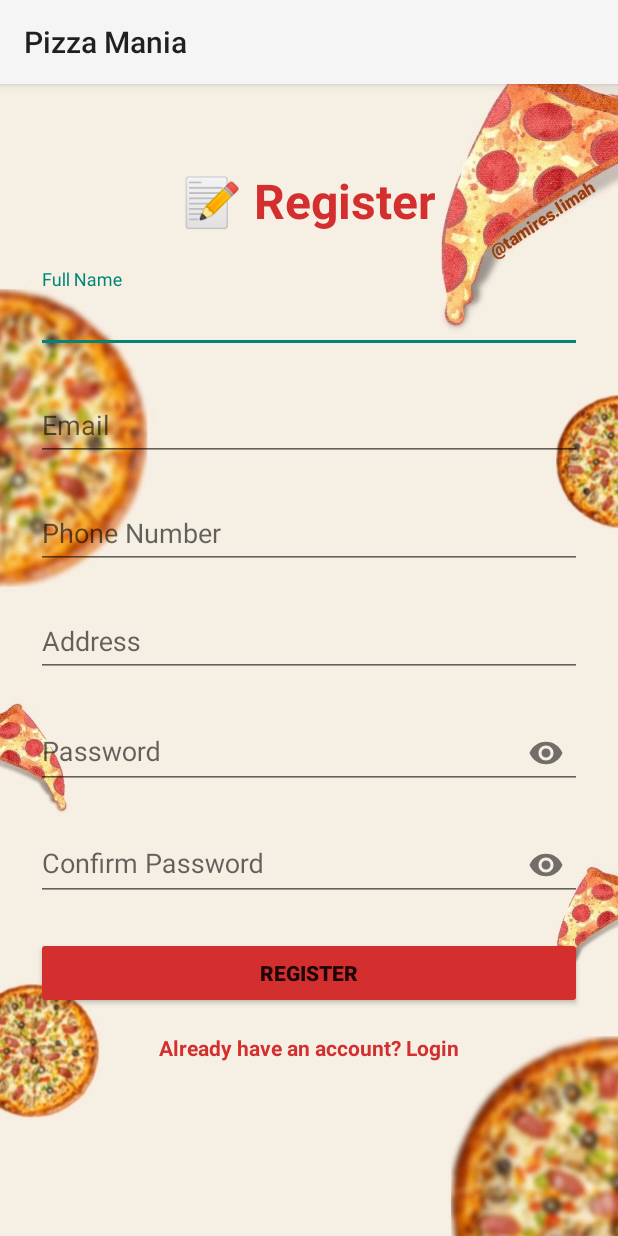
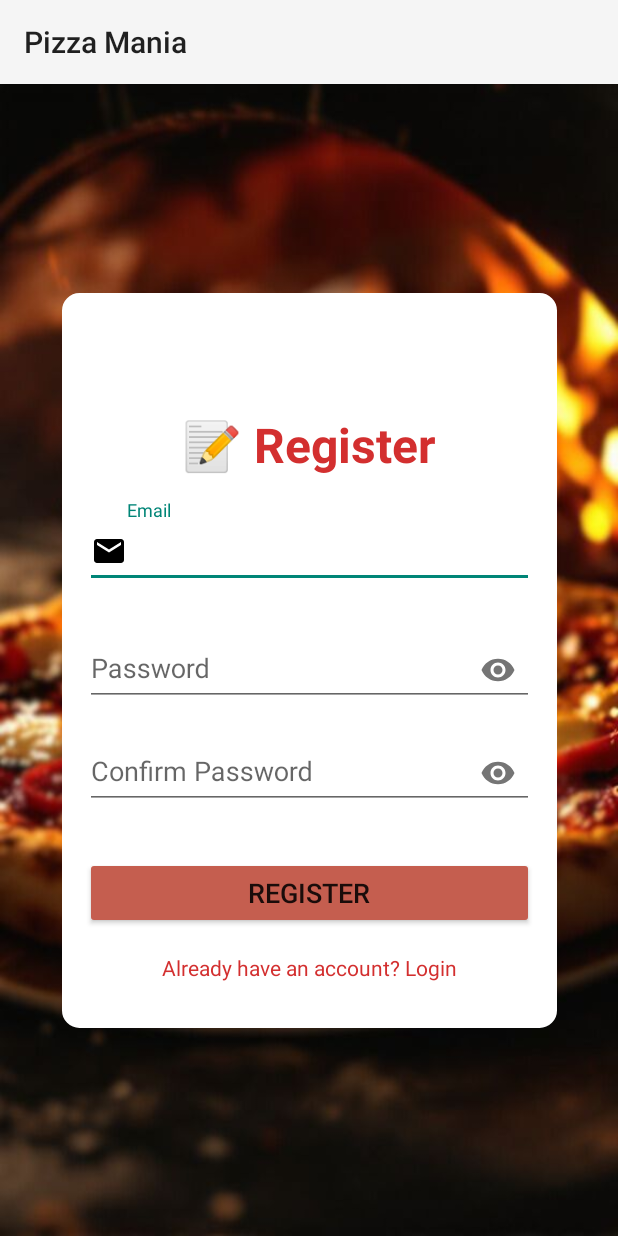
Before and after one commit to Oneli09/Pizza_Mania_App, an Android app: the RegisterActivity screen opened directly, with no data from a screen before it, on a phone screen of 412 x 824 dp. Run offline under Robolectric (Android 15) with nearby library versions, the phone set to English and light mode, and no system bars.

```diff
--- a/PizzaMania/MobileApp/app/src/main/AndroidManifest.xml
+++ b/PizzaMania/MobileApp/app/src/main/AndroidManifest.xml
@@ -3,7 +3,8 @@
     package="com.example.pizzamania">
 
     <uses-permission android:name="android.permission.VIBRATE" />
-    <uses-permission android:name="android.permission.ACCESS_FINE_LOCATION" />
+    <uses-permission android:name="android.permission.ACCESS_FINE_LOCATION"/>
+    <uses-permission android:name="android.permission.ACCESS_COARSE_LOCATION"/>
 
 
 
--- a/PizzaMania/MobileApp/app/src/main/java/com/example/pizzamania/RegisterActivity.java
+++ b/PizzaMania/MobileApp/app/src/main/java/com/example/pizzamania/RegisterActivity.java
@@ -1,6 +1,5 @@
 package com.example.pizzamania;
 
-import android.annotation.SuppressLint;
 import android.content.Intent;
 import android.os.Bundle;
 import android.view.View;
@@ -12,24 +11,17 @@ import androidx.appcompat.app.AppCompatActivity;
 
 public class RegisterActivity extends AppCompatActivity {
 
-    // 👇 ADDED EditText fields for new user details
-    private EditText editTextFullName, editTextEmail, editTextPhone, editTextAddress, editTextPassword, editTextConfirmPassword;
+    private EditText editTextEmail, editTextPassword, editTextConfirmPassword;
     private Button buttonRegister;
     private PizzaDatabaseHelper dbHelper;
 
-    @SuppressLint("MissingInflatedId")
     @Override
     protected void onCreate(Bundle savedInstanceState) {
         super.onCreate(savedInstanceState);
         setContentView(R.layout.activity_register);
 
         dbHelper = new PizzaDatabaseHelper(this);
-
-        // 👇 INITIALIZED the new EditText fields
-        editTextFullName = findViewById(R.id.editTextFullName);
         editTextEmail = findViewById(R.id.editTextEmail);
-        editTextPhone = findViewById(R.id.editTextPhone);
-        editTextAddress = findViewById(R.id.editTextAddress);
         editTextPassword = findViewById(R.id.editTextPassword);
         editTextConfirmPassword = findViewById(R.id.editTextConfirmPassword);
         buttonRegister = findViewById(R.id.buttonRegister);
@@ -37,27 +29,21 @@ public class RegisterActivity extends AppCompatActivity {
         buttonRegister.setOnClickListener(new View.OnClickListener() {
             @Override
             public void onClick(View v) {
-                // 👇 GET text from all fields
-                String fullname = editTextFullName.getText().toString().trim();
                 String email = editTextEmail.getText().toString().trim();
-                String phone = editTextPhone.getText().toString().trim();
-                String address = editTextAddress.getText().toString().trim();
                 String password = editTextPassword.getText().toString().trim();
                 String confirmPassword = editTextConfirmPassword.getText().toString().trim();
 
-                // 👇 UPDATED validation to check all fields
-                if (fullname.isEmpty() || email.isEmpty() || phone.isEmpty() || address.isEmpty() || password.isEmpty() || confirmPassword.isEmpty()) {
-                    Toast.makeText(RegisterActivity.this, "All fields are required", Toast.LENGTH_SHORT).show();
+                if (email.isEmpty() || password.isEmpty() || confirmPassword.isEmpty()) {
+                    Toast.makeText(RegisterActivity.this, "All fields required", Toast.LENGTH_SHORT).show();
                     return;
                 }
 
                 if (!password.equals(confirmPassword)) {
-                    Toast.makeText(RegisterActivity.this, "Passwords do not match", Toast.LENGTH_SHORT).show();
+                    Toast.makeText(RegisterActivity.this, "Passwords don't match", Toast.LENGTH_SHORT).show();
                     return;
                 }
 
-                // 👇 UPDATED the call to registerUser with all parameters
-                if (dbHelper.registerUser(fullname, email, phone, address, password)) {
+                if (dbHelper.registerUser(email, password)) {
                     Toast.makeText(RegisterActivity.this, "Registration successful!", Toast.LENGTH_SHORT).show();
                     Intent intent = new Intent(RegisterActivity.this, LoginActivity.class);
                     startActivity(intent);
--- /dev/null
+++ b/PizzaMania/MobileApp/app/src/main/res/drawable/background_shape.xml
@@ -0,0 +1,10 @@
+<?xml version="1.0" encoding="utf-8"?>
+<shape xmlns:android="http://schemas.android.com/apk/res/android">
+
+    <solid android:color="@color/white"/>
+    <stroke
+        android:width="3dp"
+        android:color="@color/white"/>
+    <corners android:radius="10dp"/>
+
+</shape>
--- /dev/null
+++ b/PizzaMania/MobileApp/app/src/main/res/drawable/baseline_email_24.xml
@@ -0,0 +1,5 @@
+<vector xmlns:android="http://schemas.android.com/apk/res/android" android:height="24dp" android:tint="#000000" android:viewportHeight="24" android:viewportWidth="24" android:width="24dp">
+
+    <path android:fillColor="@android:color/white" android:pathData="M20,4L4,4c-1.1,0 -1.99,0.9 -1.99,2L2,18c0,1.1 0.9,2 2,2h16c1.1,0 2,-0.9 2,-2L22,6c0,-1.1 -0.9,-2 -2,-2zM20,8l-8,5 -8,-5L4,6l8,5 8,-5v2z"/>
+
+</vector>
--- a/PizzaMania/MobileApp/app/src/main/res/layout/activity_register.xml
+++ b/PizzaMania/MobileApp/app/src/main/res/layout/activity_register.xml
@@ -2,102 +2,67 @@
 <androidx.constraintlayout.widget.ConstraintLayout
     xmlns:android="http://schemas.android.com/apk/res/android"
     xmlns:app="http://schemas.android.com/apk/res-auto"
-    xmlns:tools="http://schemas.android.com/tools"
     android:layout_width="match_parent"
     android:layout_height="match_parent"
     android:padding="24dp"
-    android:background="@drawable/q3">
+    android:background="@drawable/img2">
+
+    <LinearLayout
+        android:id="@+id/linearlayout"
+        android:layout_width="330dp"
+        android:layout_height="490dp"
+        android:background="@drawable/background_shape"
+        android:orientation="vertical"
+        android:padding="15dp"
+        app:layout_constraintBottom_toBottomOf="parent"
+        app:layout_constraintEnd_toEndOf="parent"
+        app:layout_constraintHorizontal_bias="0.5"
+        app:layout_constraintStart_toStartOf="parent"
+        app:layout_constraintTop_toTopOf="parent"
+        app:layout_constraintVertical_bias="0.5">
 
     <TextView
         android:id="@+id/textViewTitle"
         android:layout_width="wrap_content"
         android:layout_height="wrap_content"
         android:text="📝 Register"
+        android:layout_gravity="center"
         android:textSize="32sp"
         android:textStyle="bold"
         android:textColor="#D32F2F"
         app:layout_constraintTop_toTopOf="parent"
         app:layout_constraintStart_toStartOf="parent"
         app:layout_constraintEnd_toEndOf="parent"
-        android:layout_marginTop="32dp" />
+        android:layout_marginTop="64dp" />
 
-    <!-- 👇 ADDED Full Name Input -->
+        <!--  Email  -->
     <com.google.android.material.textfield.TextInputLayout
-        android:id="@+id/textInputFullName"
-        android:layout_width="0dp"
-        android:layout_height="wrap_content"
-        android:layout_marginTop="24dp"
-        app:layout_constraintTop_toBottomOf="@id/textViewTitle"
-        app:layout_constraintStart_toStartOf="parent"
-        app:layout_constraintEnd_toEndOf="parent">
-
-        <com.google.android.material.textfield.TextInputEditText
-            android:id="@+id/editTextFullName"
+        android:id="@+id/textInputEmail"
         android:layout_width="match_parent"
         android:layout_height="wrap_content"
-            android:hint="Full Name"
-            android:inputType="textPersonName" />
-    </com.google.android.material.textfield.TextInputLayout>
-
-    <com.google.android.material.textfield.TextInputLayout
-        android:id="@+id/textInputEmail"
-        android:layout_width="0dp"
-        android:layout_height="wrap_content"
-        android:layout_marginTop="16dp"
-        app:layout_constraintTop_toBottomOf="@id/textInputFullName"
+        android:layout_marginTop="15dp"
+        android:paddingBottom="10dp"
+        app:layout_constraintTop_toBottomOf="@id/textViewTitle"
         app:layout_constraintStart_toStartOf="parent"
         app:layout_constraintEnd_toEndOf="parent">
 
         <com.google.android.material.textfield.TextInputEditText
             android:id="@+id/editTextEmail"
             android:layout_width="match_parent"
-            android:layout_height="wrap_content"
+            android:layout_height="48dp"
+            android:drawableLeft="@drawable/baseline_email_24"
             android:hint="Email"
             android:inputType="textEmailAddress" />
+
     </com.google.android.material.textfield.TextInputLayout>
 
-    <!-- 👇 ADDED Phone Number Input -->
+        <!-- Password -->
     <com.google.android.material.textfield.TextInputLayout
-        android:id="@+id/textInputPhone"
-        android:layout_width="0dp"
-        android:layout_height="wrap_content"
-        android:layout_marginTop="16dp"
-        app:layout_constraintTop_toBottomOf="@id/textInputEmail"
-        app:layout_constraintStart_toStartOf="parent"
-        app:layout_constraintEnd_toEndOf="parent">
-
-        <com.google.android.material.textfield.TextInputEditText
-            android:id="@+id/editTextPhone"
+        android:id="@+id/textInputPassword"
         android:layout_width="match_parent"
         android:layout_height="wrap_content"
-            android:hint="Phone Number"
-            android:inputType="phone" />
-    </com.google.android.material.textfield.TextInputLayout>
-
-    <!-- 👇 ADDED Address Input -->
-    <com.google.android.material.textfield.TextInputLayout
-        android:id="@+id/textInputAddress"
-        android:layout_width="0dp"
-        android:layout_height="wrap_content"
-        android:layout_marginTop="16dp"
-        app:layout_constraintTop_toBottomOf="@id/textInputPhone"
-        app:layout_constraintStart_toStartOf="parent"
-        app:layout_constraintEnd_toEndOf="parent">
-
-        <com.google.android.material.textfield.TextInputEditText
-            android:id="@+id/editTextAddress"
-            android:layout_width="match_parent"
-            android:layout_height="wrap_content"
-            android:hint="Address"
-            android:inputType="textPostalAddress" />
-    </com.google.android.material.textfield.TextInputLayout>
-
-    <com.google.android.material.textfield.TextInputLayout
-        android:id="@+id/textInputPassword"
-        android:layout_width="0dp"
-        android:layout_height="wrap_content"
-        android:layout_marginTop="16dp"
-        app:layout_constraintTop_toBottomOf="@id/textInputAddress"
+        android:layout_marginTop="10dp"
+        app:layout_constraintTop_toBottomOf="@id/textInputEmail"
         app:layout_constraintStart_toStartOf="parent"
         app:layout_constraintEnd_toEndOf="parent"
         app:passwordToggleEnabled="true">
@@ -105,16 +70,18 @@
         <com.google.android.material.textfield.TextInputEditText
             android:id="@+id/editTextPassword"
             android:layout_width="match_parent"
-            android:layout_height="wrap_content"
+            android:layout_height="48dp"
             android:hint="Password"
             android:inputType="textPassword" />
+
     </com.google.android.material.textfield.TextInputLayout>
 
+        <!-- Confirm Password -->
     <com.google.android.material.textfield.TextInputLayout
         android:id="@+id/textInputConfirmPassword"
-        android:layout_width="0dp"
+        android:layout_width="match_parent"
         android:layout_height="wrap_content"
-        android:layout_marginTop="16dp"
+        android:layout_marginTop="10dp"
         app:layout_constraintTop_toBottomOf="@id/textInputPassword"
         app:layout_constraintStart_toStartOf="parent"
         app:layout_constraintEnd_toEndOf="parent"
@@ -123,33 +90,37 @@
         <com.google.android.material.textfield.TextInputEditText
             android:id="@+id/editTextConfirmPassword"
             android:layout_width="match_parent"
-            android:layout_height="wrap_content"
+            android:layout_height="48dp"
             android:hint="Confirm Password"
             android:inputType="textPassword" />
+
     </com.google.android.material.textfield.TextInputLayout>
 
+        <!-- Register Button -->
         <Button
             android:id="@+id/buttonRegister"
-        android:layout_width="0dp"
+            android:layout_width="match_parent"
             android:layout_height="wrap_content"
-        android:layout_marginTop="24dp"
+            android:layout_marginTop="32dp"
+            android:backgroundTint="#C55E4F"
             android:text="Register"
-        android:textStyle="bold"
-        app:backgroundTint="@color/red_500"
+            android:textSize="18sp"
             app:layout_constraintEnd_toEndOf="parent"
             app:layout_constraintStart_toStartOf="parent"
             app:layout_constraintTop_toBottomOf="@id/textInputConfirmPassword" />
 
+        <!-- Create Account-->
     <TextView
         android:id="@+id/textViewLogin"
         android:layout_width="wrap_content"
         android:layout_height="wrap_content"
+        android:text="Already have an account? Login"
+        android:layout_gravity="center"
+        android:textColor="#D32F2F"
         android:layout_marginTop="16dp"
-        android:text="Already have an account? Login"
-        android:textColor="#D32F2F"
-        android:textStyle="bold"
-        app:layout_constraintEnd_toEndOf="parent"
+        app:layout_constraintTop_toBottomOf="@id/buttonRegister"
         app:layout_constraintStart_toStartOf="parent"
-        app:layout_constraintTop_toBottomOf="@id/buttonRegister" />
+        app:layout_constraintEnd_toEndOf="parent" />
 
+    </LinearLayout>
 </androidx.constraintlayout.widget.ConstraintLayout>
```
Also changed, not shown: PizzaMania/MobileApp/app/src/main/java/com/example/pizzamania/PizzaDatabaseHelper.java (+20 -28 lines), PizzaMania/MobileApp/app/src/main/java/com/example/pizzamania/UserModel.java (+4 -34 lines), PizzaMania/MobileApp/app/src/main/res/layout/activity_login.xml (+34 -13 lines), PizzaMania/MobileApp/app/src/main/res/layout/activity_user_account.xml (+7 -16 lines), PizzaMania/MobileApp/app/src/main/res/drawable/img19.jpeg (added), PizzaMania/MobileApp/app/src/main/res/drawable/img2.jpg (added). Lines whose indentation alone changed are shown as unchanged.
